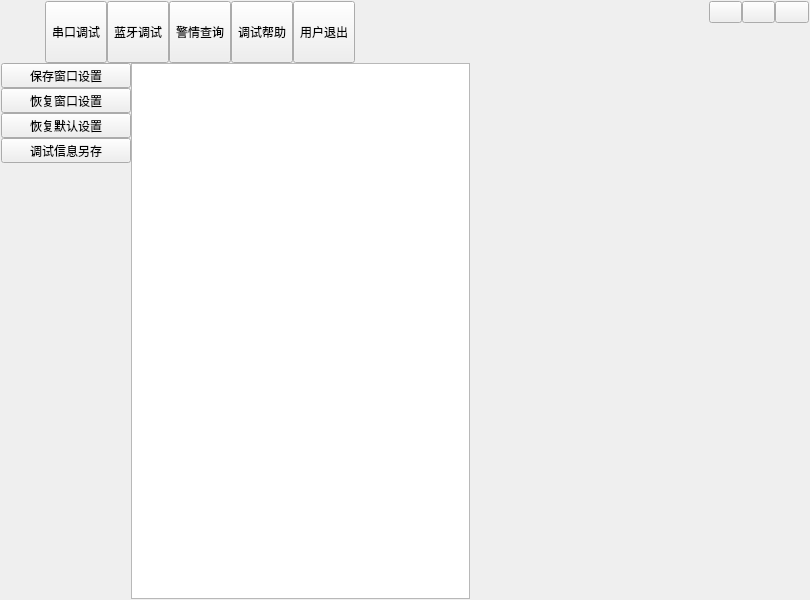
Above: ui/form/frmmain.ui from zhengyeli/debugTool_Window before the change. Below: the same form after it.
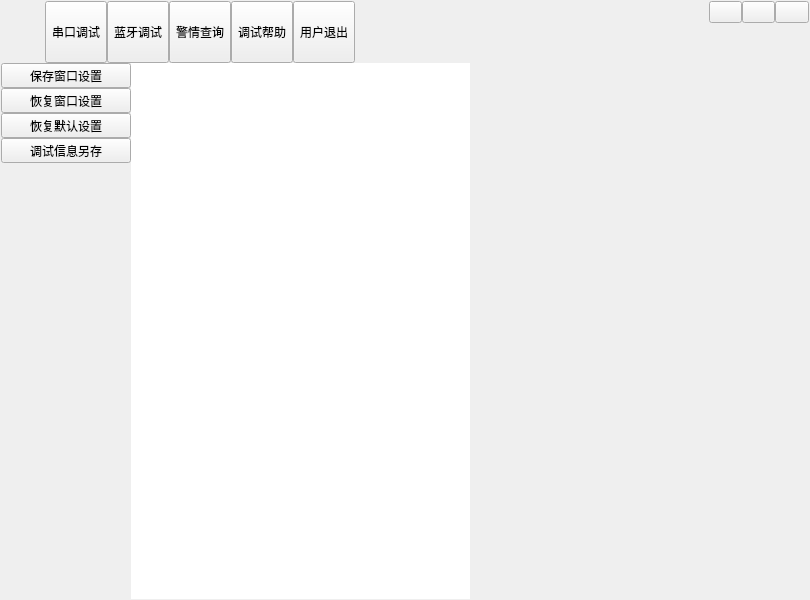
That is the form after the change. The open tabs and pages were chosen to show the change. Icons and pictures are not drawn.

Commit message: Optimize interface display

```diff
--- a/ui/form/frmmain.ui
+++ b/ui/form/frmmain.ui
@@ -571,7 +571,22 @@
         </widget>
        </item>
        <item>
-        <widget class="QTextEdit" name="tetoutput"/>
+        <widget class="QTextEdit" name="tetoutput">
+         <property name="font">
+          <font>
+           <bold>true</bold>
+          </font>
+         </property>
+         <property name="frameShape">
+          <enum>QFrame::NoFrame</enum>
+         </property>
+         <property name="lineWidth">
+          <number>0</number>
+         </property>
+         <property name="readOnly">
+          <bool>true</bool>
+         </property>
+        </widget>
        </item>
        <item>
         <widget class="QStackedWidget" name="stackedWidget_2"/>
```
Left out of the diff: 2 changed lines with no effect on the pictures. The commit also changes 6 other files.
